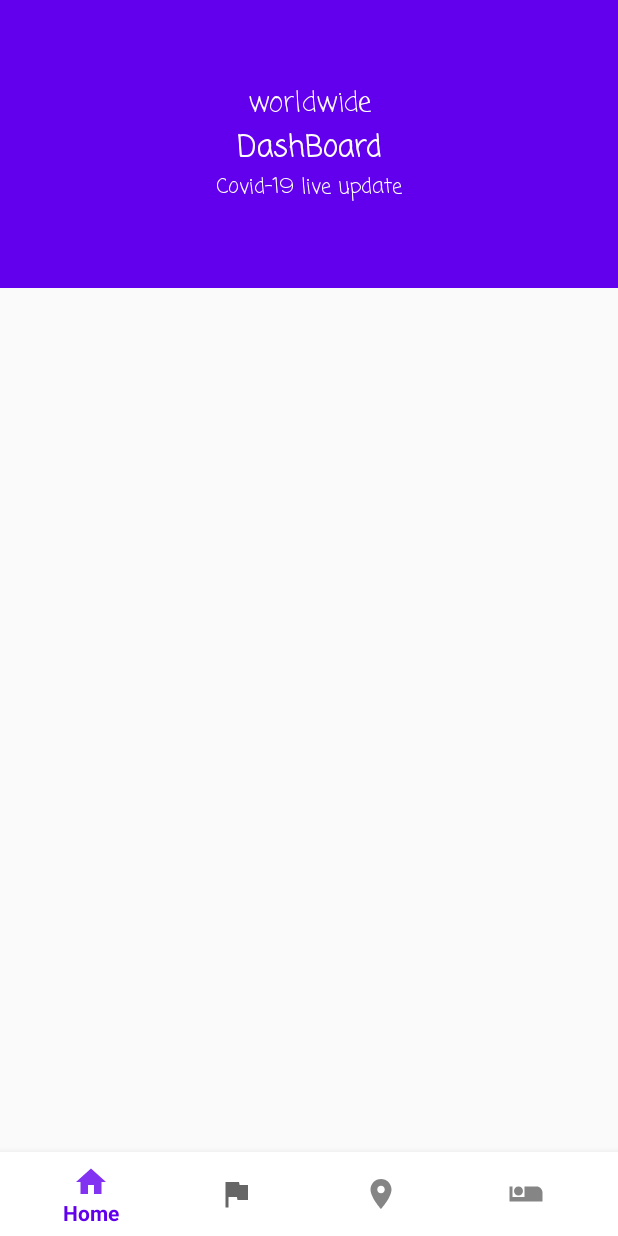
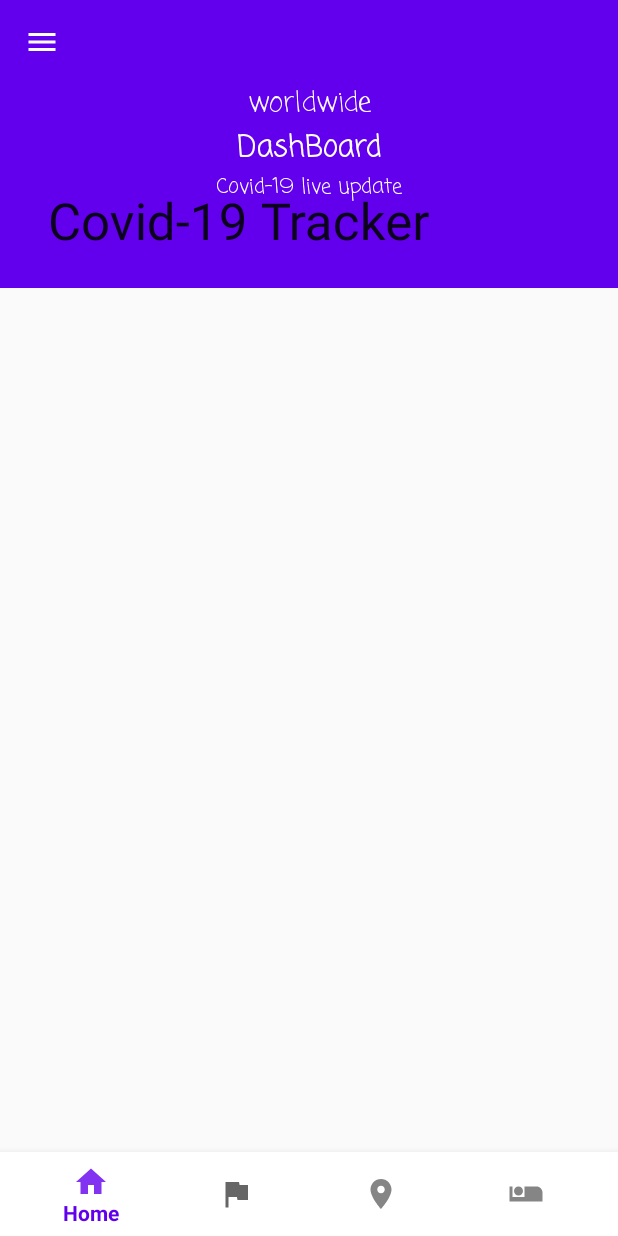
Before and after one commit to AyusPokhriyal-18/COVID-19-Tracker, an Android app: the screen it shows after launch (MainActivity), on a phone screen of 412 x 824 dp. Run offline under Robolectric (Android 15) with nearby library versions, the phone set to English and light mode, and no system bars.

Commit message:
just one

```diff
--- a/app/src/main/java/com/example/covid_19tracker/MainActivity.java
+++ b/app/src/main/java/com/example/covid_19tracker/MainActivity.java
@@ -1,11 +1,14 @@
 package com.example.covid_19tracker;
 
+import androidx.annotation.NonNull;
 import androidx.appcompat.app.AppCompatActivity;
-
+import androidx.appcompat.widget.Toolbar;
 import android.os.Bundle;
+import android.view.MenuItem;
 import android.view.View;
 import android.widget.TextView;
-import android.widget.Toolbar;
+import android.widget.Toast;
+
 
 import com.google.android.material.appbar.CollapsingToolbarLayout;
 import com.google.android.material.bottomnavigation.BottomNavigationView;
@@ -21,9 +24,31 @@ CollapsingToolbarLayout collapsingToolbarLayout;
         setContentView(R.layout.activitymain2);
 
       ViewInit();
+toolbarSetup();
+bottomSetup();
+    }
+
+    private void bottomSetup() {
+        bottomNavigationView.setOnNavigationItemReselectedListener(new BottomNavigationView.OnNavigationItemReselectedListener() {
+            @Override
+            public void onNavigationItemReselected(@NonNull MenuItem item) {
+                switch (item.getItemId())
+                    case R.id.Home;
+            }
+        });
+    }
+
+    private void toolbarSetup() {
+        setSupportActionBar(toolbar);
+        toolbar.setNavigationOnClickListener(new View.OnClickListener() {
+            @Override
+            public void onClick(View v) {
+                Toast.makeText(getApplicationContext(),"Menu button Clicked",Toast.LENGTH_SHORT).show();
+            }
+        });
+    }
 
 
-    }
 
     private void ViewInit() {
     t1=findViewById(R.id.t1);
--- /dev/null
+++ b/app/src/main/res/drawable/ic_menu_black_24dp.xml
@@ -0,0 +1,5 @@
+<vector android:height="24dp" android:tint="#FFFFFF"
+    android:viewportHeight="24.0" android:viewportWidth="24.0"
+    android:width="24dp" xmlns:android="http://schemas.android.com/apk/res/android">
+    <path android:fillColor="#FF000000" android:pathData="M3,18h18v-2L3,16v2zM3,13h18v-2L3,11v2zM3,6v2h18L21,6L3,6z"/>
+</vector>
--- a/app/src/main/res/layout/activitymain2.xml
+++ b/app/src/main/res/layout/activitymain2.xml
@@ -18,10 +18,10 @@
             android:layout_width="match_parent"
             android:layout_height="match_parent"
             app:toolbarId="@+id/toolbar"
-            app:layout_scrollFlags="scroll|enterAlways|enterAlwaysCollapsed"
-            app:layout_scrollInterpolator="@android:anim/decelerate_interpolator"
+            app:layout_scrollFlags="scroll|enterAlways|enterAlwaysCollapsed|exitUntilCollapsed"
+
 android:id="@+id/colLayout"
-            app:contentScrim="?attr/colorPrimary">
+          >
 
             <LinearLayout
                 android:layout_width="match_parent"
@@ -64,6 +64,7 @@ android:id="@+id/colLayout"
             <androidx.appcompat.widget.Toolbar
                 android:id="@+id/toolbar"
                 android:layout_height="?attr/actionBarSize"
+               app:navigationIcon="@drawable/ic_menu_black_24dp"
                 android:layout_width="match_parent"></androidx.appcompat.widget.Toolbar>
         </com.google.android.material.appbar.CollapsingToolbarLayout>
     </com.google.android.material.appbar.AppBarLayout>
```
